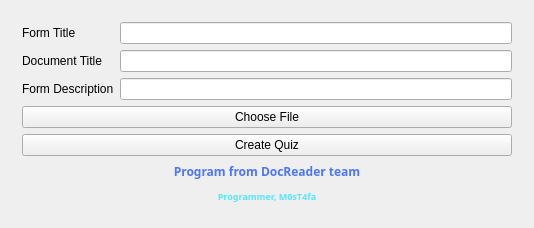
Above: include/docreaderquizzes.ui from M0ST4FA/DocReaderQuizzes before the change. Below: the same form after it.
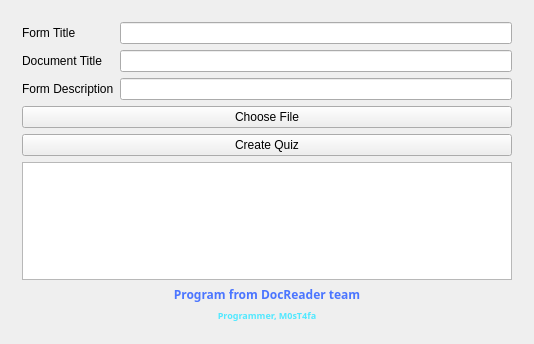
That is the form after the change.

Commit message:
feat: add some error reporting functionality
The parser now emits the following errors and warnings:
  1. It emits an error when it doesn't know whether the next
  line contains an option or a question.
  2. It emits an error when an indicator is empty.
  3. It emits an error when "*" is in the wrong place.

It also stops execution when at least one error has been reported.

The application now responds to the signal emitted when the parser
finds an error and aborts the form creation process.

The edit to the form file:
```diff
--- a/include/docreaderquizzes.ui
+++ b/include/docreaderquizzes.ui
@@ -7,7 +7,7 @@
     <x>0</x>
     <y>0</y>
     <width>534</width>
-    <height>228</height>
+    <height>344</height>
    </rect>
   </property>
   <property name="windowTitle">
@@ -149,6 +149,13 @@
          </property>
         </widget>
        </item>
+       <item>
+        <widget class="QTextEdit" name="reportingTextEdit">
+         <property name="readOnly">
+          <bool>true</bool>
+         </property>
+        </widget>
+       </item>
        <item>
         <widget class="QLabel" name="label">
          <property name="palette">
```
The commit also changes 7 other files.
